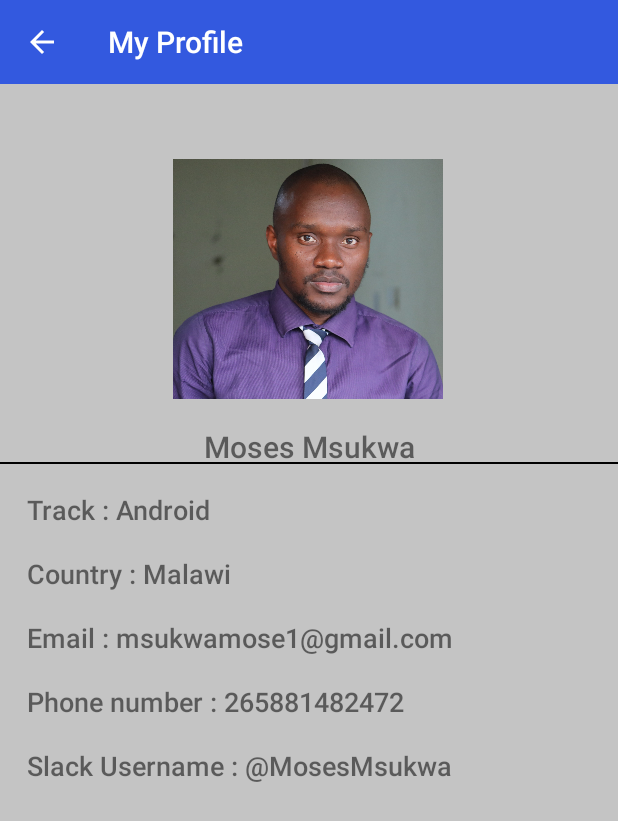
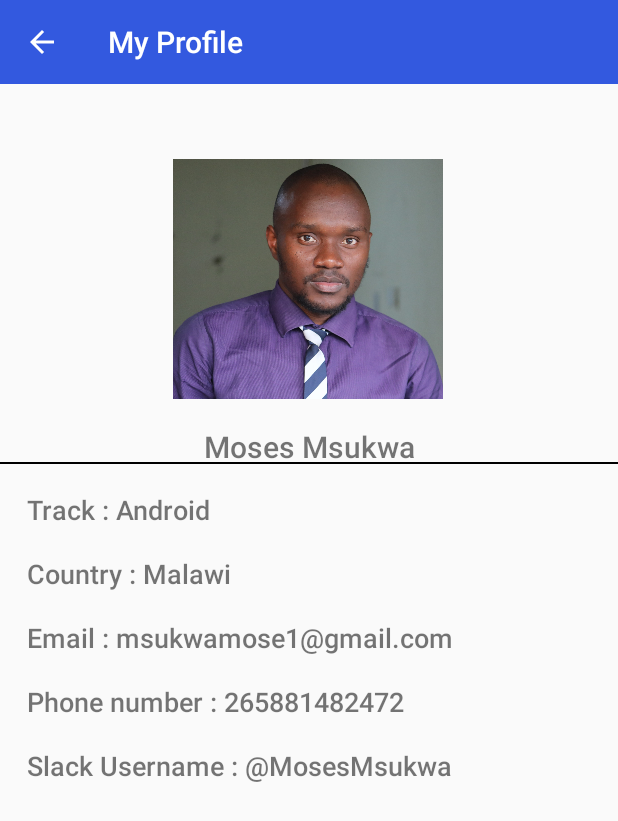
Before and after one commit to mozesi/ALC4Challenge, an Android app: the MyProfile screen opened directly, with no data from a screen before it, on a phone screen of 412 x 824 dp. Shown: the top 821 px of the screen. Run offline under Robolectric (Android 15) with nearby library versions, the phone set to English and light mode, and no system bars; Roboto replaces fonts that are not available here.

Commit message:
all files

```diff
--- a/app/src/main/res/layout/main_content.xml
+++ b/app/src/main/res/layout/main_content.xml
@@ -4,7 +4,6 @@
     xmlns:tools="http://schemas.android.com/tools"
     android:layout_width="match_parent"
     android:layout_height="match_parent"
-    android:background="#c4c4c4"
     tools:context=".MainActivity">
 
     <Button
--- a/app/src/main/res/layout/profile_content.xml
+++ b/app/src/main/res/layout/profile_content.xml
@@ -3,8 +3,7 @@
     xmlns:app="http://schemas.android.com/apk/res-auto"
     android:id="@+id/em"
     android:layout_width="match_parent"
-    android:layout_height="match_parent"
-    android:background="#c4c4c4">
+    android:layout_height="match_parent">
 
 
     <ImageView
```
